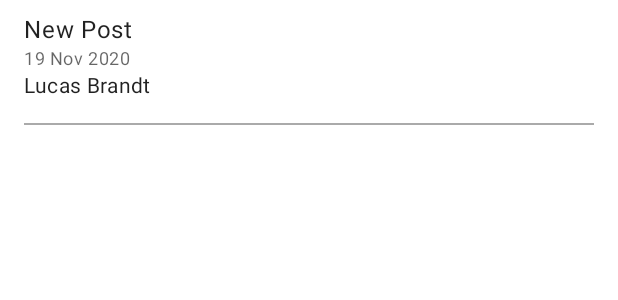
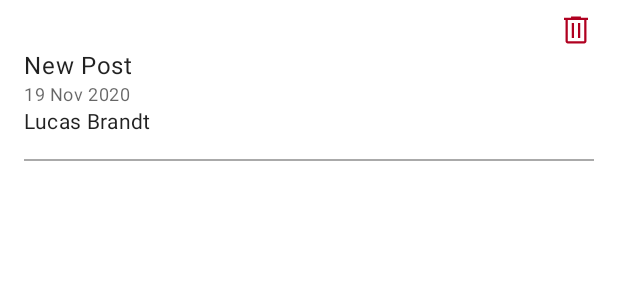
Before and after one commit to lucas-brandt/spacebook, an Android app: the layout comment_row_item.xml on its own in the app's theme, with its tools: preview values and no code run, on a phone screen of 412 x 824 dp. Shown: the top 300 px of the screen. Run offline under Robolectric (Android 15) with nearby library versions, the phone set to English and light mode, and no system bars.

Commit message:
functionally complete

```diff
--- a/app/src/main/java/com/example/spacebook/feed/FeedFragment.kt
+++ b/app/src/main/java/com/example/spacebook/feed/FeedFragment.kt
@@ -44,7 +44,7 @@ class FeedFragment : Fragment(), Toolbar.OnMenuItemClickListener {
         super.onViewCreated(view, savedInstanceState)
 
         viewModel.state.observe(viewLifecycleOwner, this::onStateChanged)
-        viewModel.getFeed(13) //harcode user 13 because maks/max/maksim told me to
+        viewModel.getFeed(13) //hardcode user 13 because maks/max/maksim told me to
     }
 
     private fun onStateChanged(state: FeedViewModel.State) {
--- a/app/src/main/java/com/example/spacebook/post/PostAdapter.kt
+++ b/app/src/main/java/com/example/spacebook/post/PostAdapter.kt
@@ -4,6 +4,7 @@ import android.view.LayoutInflater
 import android.view.View
 import android.view.View.VISIBLE
 import android.view.ViewGroup
+import android.widget.ImageView
 import android.widget.TextView
 import androidx.constraintlayout.widget.ConstraintLayout
 import androidx.recyclerview.widget.RecyclerView
@@ -41,7 +42,7 @@ class PostAdapter(private val list: List<Comment>) : RecyclerView.Adapter<PostAd
         val name: TextView = itemView.findViewById(R.id.name)
 
         init {
-            itemView.setOnClickListener {
+            itemView.findViewById<ImageView>(R.id.trash).setOnClickListener {
                 onItemClick?.invoke(list[adapterPosition])
             }
         }
--- a/app/src/main/java/com/example/spacebook/post/PostFragment.kt
+++ b/app/src/main/java/com/example/spacebook/post/PostFragment.kt
@@ -87,6 +87,7 @@ class PostFragment : Fragment() {
             is PostViewModel.CommentState.Success -> {
                 val postAdapter = PostAdapter(state.result)
                 binding.recyclerview.adapter = postAdapter
+
                 postAdapter.onItemClick = {
                     if (it.userId == 13 || currentPost.author.id == 13) {
                        viewModel.deleteComment(it.id)
@@ -102,7 +103,7 @@ class PostFragment : Fragment() {
         when (state) {
             PostViewModel.DeleteState.Retrieving -> return
             is PostViewModel.DeleteState.Error -> {
-                Toast.makeText(context,"Comment failed to delete: ${state.e}", Toast.LENGTH_SHORT).show();
+                Toast.makeText(context,"Comment failed to delete: ${state.e}", Toast.LENGTH_SHORT).show()
             }
             is PostViewModel.DeleteState.Success -> {
                 Toast.makeText(context,"Comment was successfully deleted", Toast.LENGTH_SHORT).show()
--- a/app/src/main/java/com/example/spacebook/post/PostViewModel.kt
+++ b/app/src/main/java/com/example/spacebook/post/PostViewModel.kt
@@ -93,6 +93,7 @@ class PostViewModel(private val api: SpacebookApi) : ViewModel() {
                 }
             } catch (e: HttpException) {
                 _deleteState.value = DeleteState.Error(e.toString())
+                _deleteState.value = DeleteState.Retrieving //needs to be here so the onClick doesn't get called multiple times?
             }
         }
     }
--- /dev/null
+++ b/app/src/main/res/drawable/delete.xml
@@ -0,0 +1,9 @@
+<vector xmlns:android="http://schemas.android.com/apk/res/android"
+    android:width="48dp"
+    android:height="48dp"
+    android:viewportWidth="48"
+    android:viewportHeight="48">
+  <path
+      android:fillColor="#FF000000"
+      android:pathData="M13.05,42q-1.25,0 -2.125,-0.875T10.05,39L10.05,10.5L8,10.5v-3h9.4L17.4,6h13.2v1.5L40,7.5v3h-2.05L37.95,39q0,1.2 -0.9,2.1 -0.9,0.9 -2.1,0.9ZM34.95,10.5h-21.9L13.05,39h21.9ZM18.35,34.7h3L21.35,14.75h-3ZM26.65,34.7h3L29.65,14.75h-3ZM13.05,10.5L13.05,39Z"/>
+</vector>
--- a/app/src/main/res/layout/comment_row_item.xml
+++ b/app/src/main/res/layout/comment_row_item.xml
@@ -6,6 +6,15 @@
     android:paddingTop="8dp"
     android:layout_width="match_parent"
     android:layout_height="wrap_content">
+
+    <ImageView
+        android:id="@+id/trash"
+        android:layout_width="24dp"
+        android:layout_height="24dp"
+        android:src="@drawable/delete"
+        app:tint="@color/design_default_color_error"
+        app:layout_constraintEnd_toStartOf="@+id/guidelineEnd"
+        app:layout_constraintTop_toTopOf="parent" />
 
     <TextView
         android:id="@+id/comment"
@@ -16,7 +25,7 @@
         android:text="New Post"
         app:layout_constraintEnd_toStartOf="@+id/guidelineEnd"
         app:layout_constraintStart_toEndOf="@id/guidelineStart"
-        app:layout_constraintTop_toTopOf="parent" />
+        app:layout_constraintTop_toBottomOf="@+id/trash" />
 
     <TextView
         android:id="@+id/date"
```
